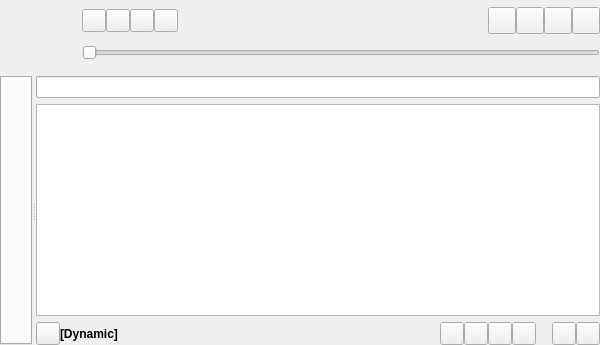
Old version of the form gui/mainwindow.ui in the repository polpo/cantata-mac.
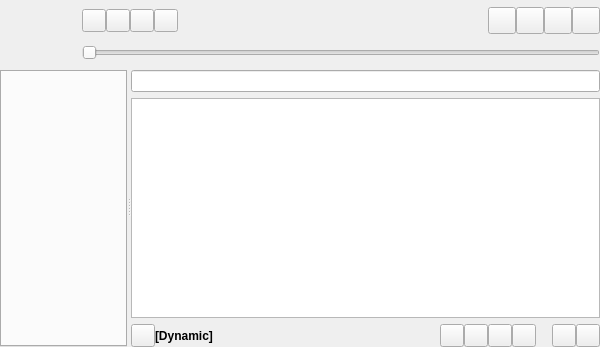
New version of the form. Custom widgets are drawn as their Qt base class.

Commit message: Remove gap between splitter/context view and 'toolbar'. In context page, and tabwidget/playqueue, re-add some spacing

Patch:
```diff
--- a/gui/mainwindow.ui
+++ b/gui/mainwindow.ui
@@ -7,10 +7,13 @@
     <x>0</x>
     <y>0</y>
     <width>600</width>
-    <height>345</height>
+    <height>347</height>
    </rect>
   </property>
   <layout class="QVBoxLayout" name="verticalLayout">
+   <property name="spacing">
+    <number>0</number>
+   </property>
    <property name="margin">
     <number>0</number>
    </property>
@@ -166,13 +169,41 @@
       <property name="orientation">
        <enum>Qt::Horizontal</enum>
       </property>
-      <widget class="FancyTabWidget" name="tabWidget">
-       <property name="minimumSize">
-        <size>
-         <width>32</width>
-         <height>32</height>
-        </size>
-       </property>
+      <widget class="QWidget" name="tabWidgetContainer">
+       <layout class="QVBoxLayout" name="vlayout">
+        <property name="spacing">
+         <number>0</number>
+        </property>
+        <property name="margin">
+         <number>0</number>
+        </property>
+        <item>
+         <spacer name="tabWidgetSpacer">
+          <property name="orientation">
+           <enum>Qt::Vertical</enum>
+          </property>
+          <property name="sizeType">
+           <enum>QSizePolicy::Fixed</enum>
+          </property>
+          <property name="sizeHint" stdset="0">
+           <size>
+            <width>6</width>
+            <height>6</height>
+           </size>
+          </property>
+         </spacer>
+        </item>
+        <item>
+         <widget class="FancyTabWidget" name="tabWidget">
+          <property name="minimumSize">
+           <size>
+            <width>32</width>
+            <height>32</height>
+           </size>
+          </property>
+         </widget>
+        </item>
+       </layout>
       </widget>
       <widget class="QWidget" name="playQueueWidget">
        <property name="sizePolicy">
@@ -181,10 +212,26 @@
          <verstretch>0</verstretch>
         </sizepolicy>
        </property>
-       <layout class="QVBoxLayout" name="vlayout">
+       <layout class="QVBoxLayout" name="vlayoutx">
         <property name="margin">
          <number>0</number>
         </property>
+        <item>
+         <spacer name="playQueueSpacer">
+          <property name="orientation">
+           <enum>Qt::Vertical</enum>
+          </property>
+          <property name="sizeType">
+           <enum>QSizePolicy::Fixed</enum>
+          </property>
+          <property name="sizeHint" stdset="0">
+           <size>
+            <width>6</width>
+            <height>6</height>
+           </size>
+          </property>
+         </spacer>
+        </item>
         <item>
          <widget class="LineEdit" name="searchPlayQueueLineEdit"/>
         </item>
```
Left out of the diff: 8 changed lines with no effect on the pictures. The commit also changes 2 other files.
